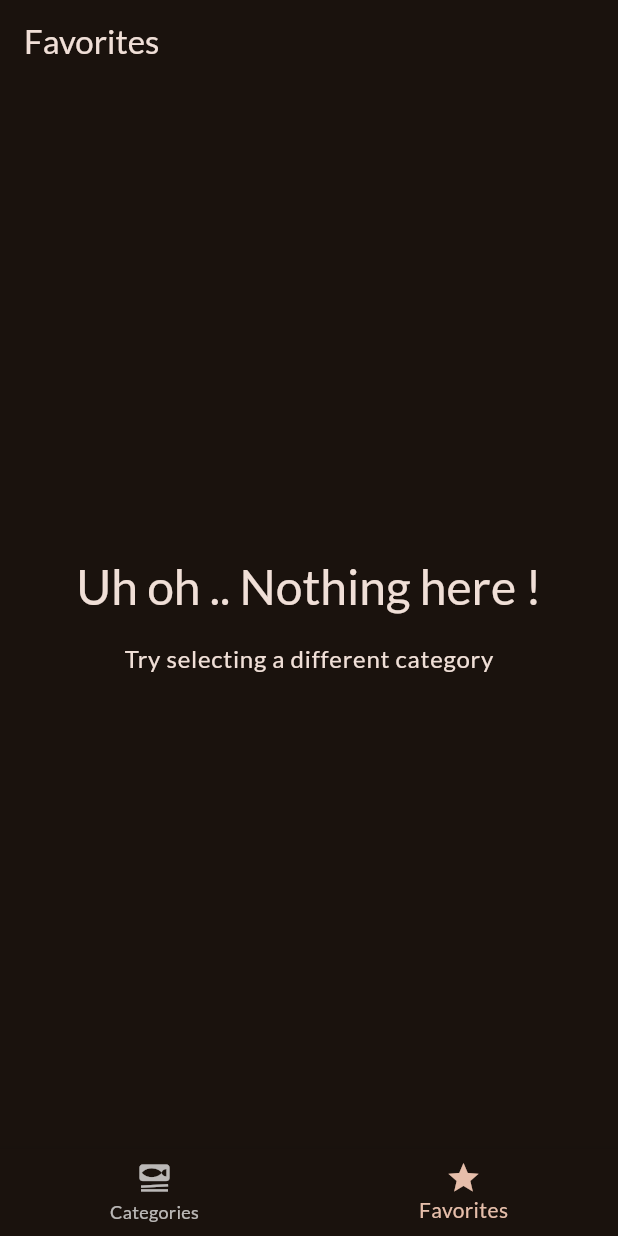
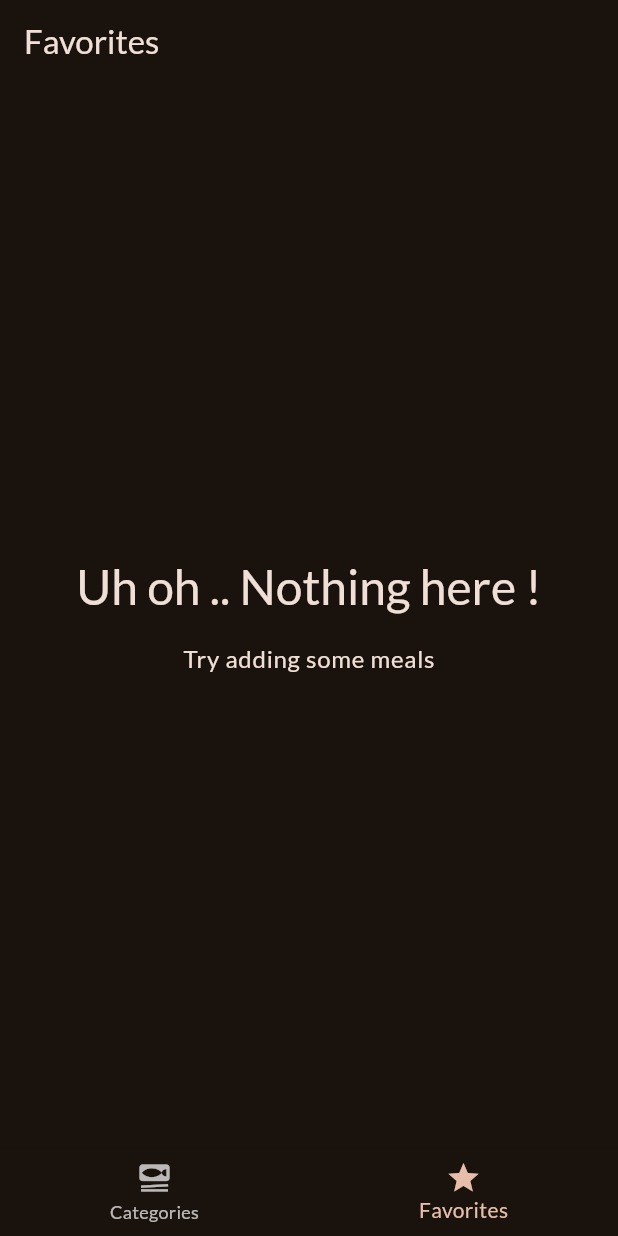
Before and after one commit to hamza5999/meals-app-riverpod, a Flutter app: the screen it shows after launch, item 2 of the bottom bar chosen, on a phone screen of 412 x 824 dp. Run offline on Flutter 3.47's test engine with Material 2 defaults, Android fonts, the phone set to English and light mode, and no system bars; our stand-ins replace google_fonts, transparent_image.

```diff
--- a/lib/screens/categories.dart
+++ b/lib/screens/categories.dart
@@ -32,11 +32,7 @@ class CategoriesScreen extends StatelessWidget {
 
   @override
   Widget build(BuildContext context) {
-    return Scaffold(
-      appBar: AppBar(
-        title: const Text("Categories"),
-      ),
-      body: GridView(
+    return GridView(
       padding: const EdgeInsets.all(20),
       gridDelegate: const SliverGridDelegateWithFixedCrossAxisCount(
         crossAxisCount: 2,
@@ -53,7 +49,6 @@ class CategoriesScreen extends StatelessWidget {
             },
           )
       ],
-      ),
     );
   }
 }
--- a/lib/screens/meals.dart
+++ b/lib/screens/meals.dart
@@ -4,12 +4,12 @@ import 'package:meals_app/screens/meal_details.dart';
 import 'package:meals_app/widgets/meal_item.dart';
 
 class MealsScreen extends StatelessWidget {
-  final String title;
+  final String? title;
   final List<Meal> meals;
   final void Function(Meal meal) onToggleFavorite;
 
   const MealsScreen({
-    required this.title,
+    this.title,
     required this.meals,
     required this.onToggleFavorite,
     super.key,
@@ -51,7 +51,9 @@ class MealsScreen extends StatelessWidget {
             ),
             const SizedBox(height: 16),
             Text(
-              "Try selecting a different category",
+              title == null
+                  ? "Try adding some meals"
+                  : "Try selecting a different category",
               style: Theme.of(context).textTheme.bodyLarge!.copyWith(
                     color: Theme.of(context).colorScheme.onBackground,
                   ),
@@ -61,9 +63,13 @@ class MealsScreen extends StatelessWidget {
       );
     }
 
+    if (title == null) {
+      return bodyContent;
+    }
+
     return Scaffold(
       appBar: AppBar(
-        title: Text(title),
+        title: Text(title!),
       ),
       body: bodyContent,
     );
--- a/lib/screens/tabs.dart
+++ b/lib/screens/tabs.dart
@@ -49,19 +49,25 @@ class _TabsScreenState extends State<TabsScreen> {
 
   @override
   Widget build(BuildContext context) {
+    String activePageTitle = "Categories";
+
     Widget activePage = CategoriesScreen(
       onToggleFavorite: _toggleFavoriteMealStatus,
     );
 
     if (_selectedPageIndex == 1) {
       activePage = MealsScreen(
-        title: "Favorites",
         meals: _favoriteMeals,
         onToggleFavorite: _toggleFavoriteMealStatus,
       );
+
+      activePageTitle = "Favorites";
     }
 
     return Scaffold(
+      appBar: AppBar(
+        title: Text(activePageTitle),
+      ),
       body: activePage,
       bottomNavigationBar: BottomNavigationBar(
         onTap: (index) {
```
Lines whose indentation alone changed are shown as unchanged.
